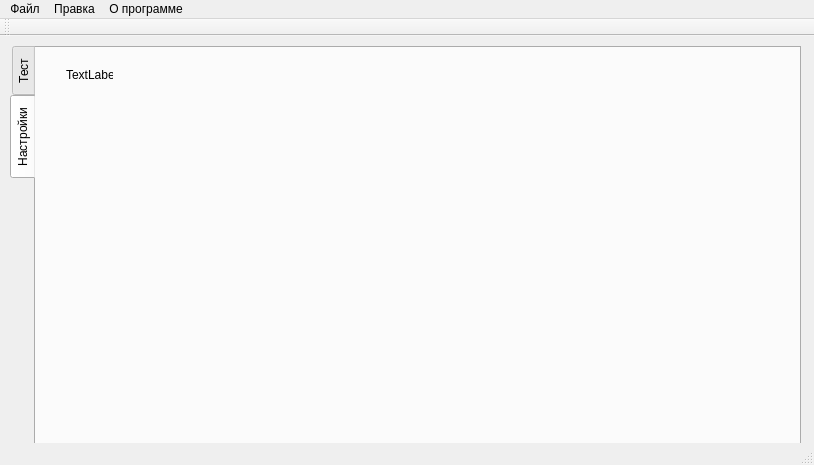
The window that mainwindow.ui (ImTema/createAndroidTest) describes before a commit, drawn with Qt 5.
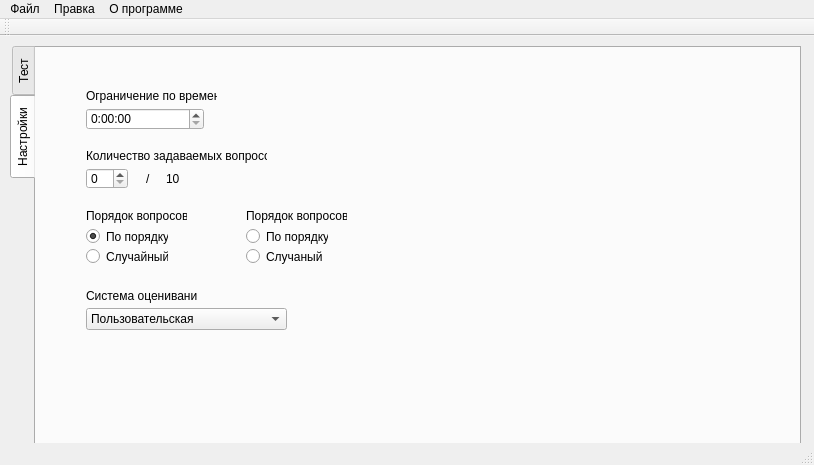
The same window after the commit.

Commit message: Created settings interface

The edit to the form file:
```diff
--- a/mainwindow.ui
+++ b/mainwindow.ui
@@ -353,18 +353,216 @@
      <attribute name="title">
       <string>Настройки</string>
      </attribute>
-     <widget class="QLabel" name="label_6">
+     <widget class="QWidget" name="widget" native="true">
       <property name="geometry">
        <rect>
-        <x>30</x>
-        <y>20</y>
-        <width>47</width>
-        <height>13</height>
+        <x>40</x>
+        <y>30</y>
+        <width>351</width>
+        <height>301</height>
        </rect>
       </property>
-      <property name="text">
-       <string>TextLabel</string>
-      </property>
+      <widget class="QRadioButton" name="radioButton_4">
+       <property name="geometry">
+        <rect>
+         <x>10</x>
+         <y>170</y>
+         <width>82</width>
+         <height>17</height>
+        </rect>
+       </property>
+       <property name="text">
+        <string>Случайный</string>
+       </property>
+      </widget>
+      <widget class="QLabel" name="label_7">
+       <property name="geometry">
+        <rect>
+         <x>10</x>
+         <y>70</y>
+         <width>181</width>
+         <height>16</height>
+        </rect>
+       </property>
+       <property name="text">
+        <string>Количество задаваемых вопросов</string>
+       </property>
+      </widget>
+      <widget class="QLabel" name="label_8">
+       <property name="geometry">
+        <rect>
+         <x>90</x>
+         <y>90</y>
+         <width>21</width>
+         <height>21</height>
+        </rect>
+       </property>
+       <property name="text">
+        <string>10</string>
+       </property>
+      </widget>
+      <widget class="QLabel" name="label_6">
+       <property name="geometry">
+        <rect>
+         <x>10</x>
+         <y>10</y>
+         <width>131</width>
+         <height>16</height>
+        </rect>
+       </property>
+       <property name="text">
+        <string>Ограничение по времени</string>
+       </property>
+      </widget>
+      <widget class="QLabel" name="label_10">
+       <property name="geometry">
+        <rect>
+         <x>10</x>
+         <y>130</y>
+         <width>101</width>
+         <height>16</height>
+        </rect>
+       </property>
+       <property name="text">
+        <string>Порядок вопросов</string>
+       </property>
+      </widget>
+      <widget class="QTimeEdit" name="timeEdit">
+       <property name="geometry">
+        <rect>
+         <x>10</x>
+         <y>30</y>
+         <width>118</width>
+         <height>22</height>
+        </rect>
+       </property>
+       <property name="displayFormat">
+        <string>H:mm:ss</string>
+       </property>
+      </widget>
+      <widget class="QSpinBox" name="spinBox">
+       <property name="geometry">
+        <rect>
+         <x>10</x>
+         <y>90</y>
+         <width>42</width>
+         <height>21</height>
+        </rect>
+       </property>
+      </widget>
+      <widget class="QRadioButton" name="radioButton">
+       <property name="enabled">
+        <bool>true</bool>
+       </property>
+       <property name="geometry">
+        <rect>
+         <x>10</x>
+         <y>150</y>
+         <width>82</width>
+         <height>17</height>
+        </rect>
+       </property>
+       <property name="layoutDirection">
+        <enum>Qt::LeftToRight</enum>
+       </property>
+       <property name="text">
+        <string>По порядку</string>
+       </property>
+       <property name="checked">
+        <bool>true</bool>
+       </property>
+      </widget>
+      <widget class="QLabel" name="label_9">
+       <property name="geometry">
+        <rect>
+         <x>70</x>
+         <y>90</y>
+         <width>20</width>
+         <height>21</height>
+        </rect>
+       </property>
+       <property name="text">
+        <string>/</string>
+       </property>
+      </widget>
+      <widget class="QRadioButton" name="radioButton_5">
+       <property name="geometry">
+        <rect>
+         <x>170</x>
+         <y>170</y>
+         <width>82</width>
+         <height>17</height>
+        </rect>
+       </property>
+       <property name="text">
+        <string>Случаный</string>
+       </property>
+      </widget>
+      <widget class="QLabel" name="label_11">
+       <property name="geometry">
+        <rect>
+         <x>170</x>
+         <y>130</y>
+         <width>101</width>
+         <height>16</height>
+        </rect>
+       </property>
+       <property name="text">
+        <string>Порядок вопросов</string>
+       </property>
+      </widget>
+      <widget class="QRadioButton" name="radioButton_6">
+       <property name="enabled">
+        <bool>true</bool>
+       </property>
+       <property name="geometry">
+        <rect>
+         <x>170</x>
+         <y>150</y>
+         <width>82</width>
+         <height>17</height>
+        </rect>
+       </property>
+       <property name="text">
+        <string>По порядку</string>
+       </property>
+       <property name="checked">
+        <bool>false</bool>
+       </property>
+      </widget>
+      <widget class="QLabel" name="label_12">
+       <property name="geometry">
+        <rect>
+         <x>10</x>
+         <y>210</y>
+         <width>111</width>
+         <height>16</height>
+        </rect>
+       </property>
+       <property name="text">
+        <string>Система оценивания</string>
+       </property>
+      </widget>
+      <widget class="QComboBox" name="comboBox_2">
+       <property name="geometry">
+        <rect>
+         <x>10</x>
+         <y>230</y>
+         <width>201</width>
+         <height>22</height>
+        </rect>
+       </property>
+       <item>
+        <property name="text">
+         <string>Пользовательская</string>
+        </property>
+       </item>
+       <item>
+        <property name="text">
+         <string>По умолчанию</string>
+        </property>
+       </item>
+      </widget>
      </widget>
     </widget>
    </widget>
```
The commit also changes 1 other file.
